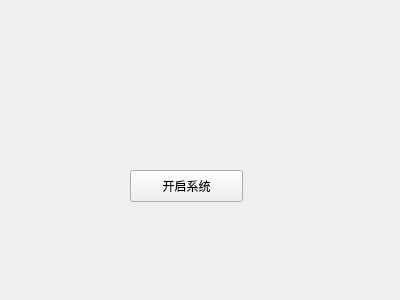
fl2011sx/app_data_analyzation_db_manage_section, file welcomewindow.ui: the form before one commit.
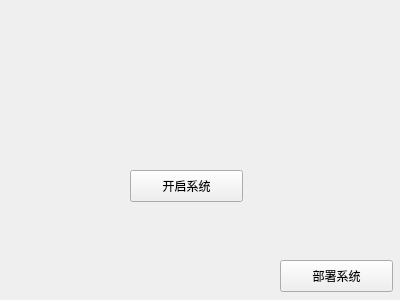
The form after the commit.

What changed in the file:
```diff
--- a/welcomewindow.ui
+++ b/welcomewindow.ui
@@ -26,6 +26,19 @@
     <string>开启系统</string>
    </property>
   </widget>
+  <widget class="QPushButton" name="setupBtn">
+   <property name="geometry">
+    <rect>
+     <x>280</x>
+     <y>260</y>
+     <width>113</width>
+     <height>32</height>
+    </rect>
+   </property>
+   <property name="text">
+    <string>部署系统</string>
+   </property>
+  </widget>
  </widget>
  <resources/>
  <connections/>
```
